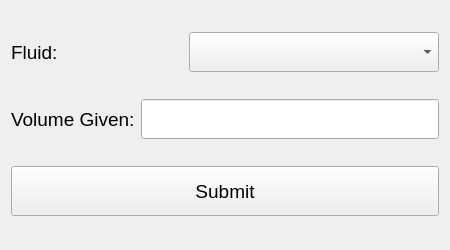
The window that app/frontend/views/popup.ui (lmitchell33/Fluid-Solutions) describes before a commit, drawn with Qt 5.
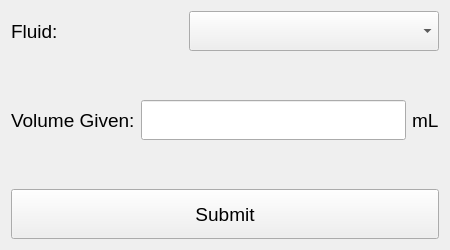
The same window after the commit.

Commit message: added units (mL) to popup

Patch:
```diff
--- a/app/frontend/views/popup.ui
+++ b/app/frontend/views/popup.ui
@@ -76,6 +76,18 @@
                             </property>
                         </widget>
                     </item>
+                    <item>
+                        <widget class="QLabel" name="units">
+                            <property name="text">
+                                <string>mL</string>
+                            </property>
+                            <property name="font">
+                                <font>
+                                    <pointsize>14</pointsize>
+                                </font>
+                            </property>
+                        </widget>
+                    </item>
                 </layout>
             </item>
 
```
